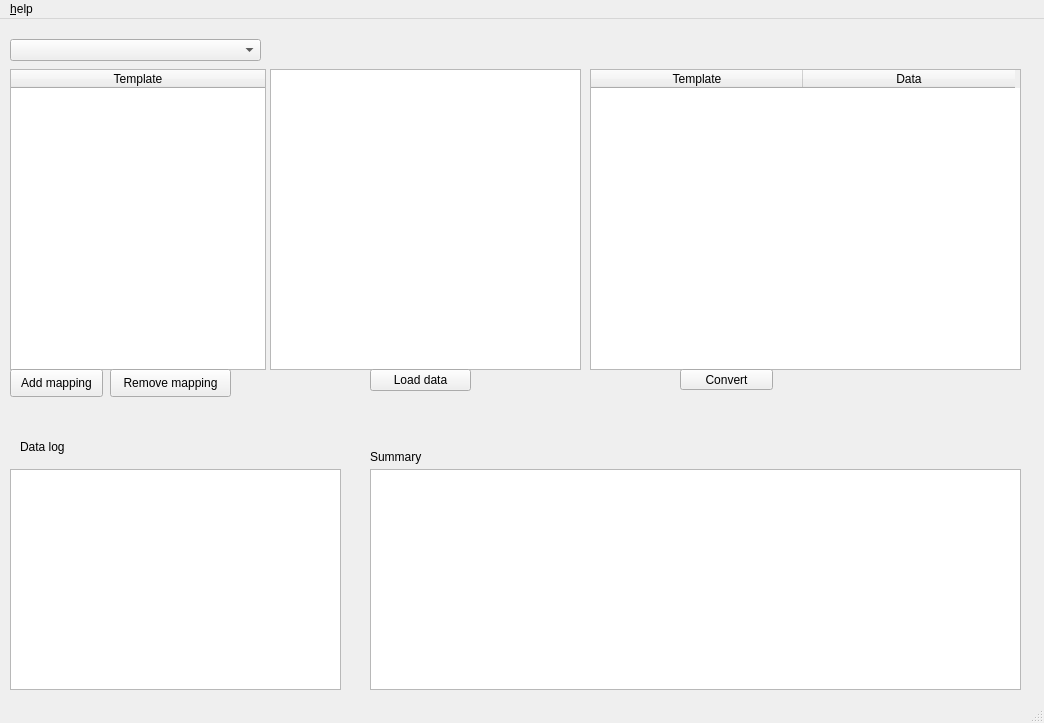
Before: the Qt Designer form ui/CSV_mapper.ui in CNR-DHILab/csv-mapper2Dataspace, drawn with Qt 5.
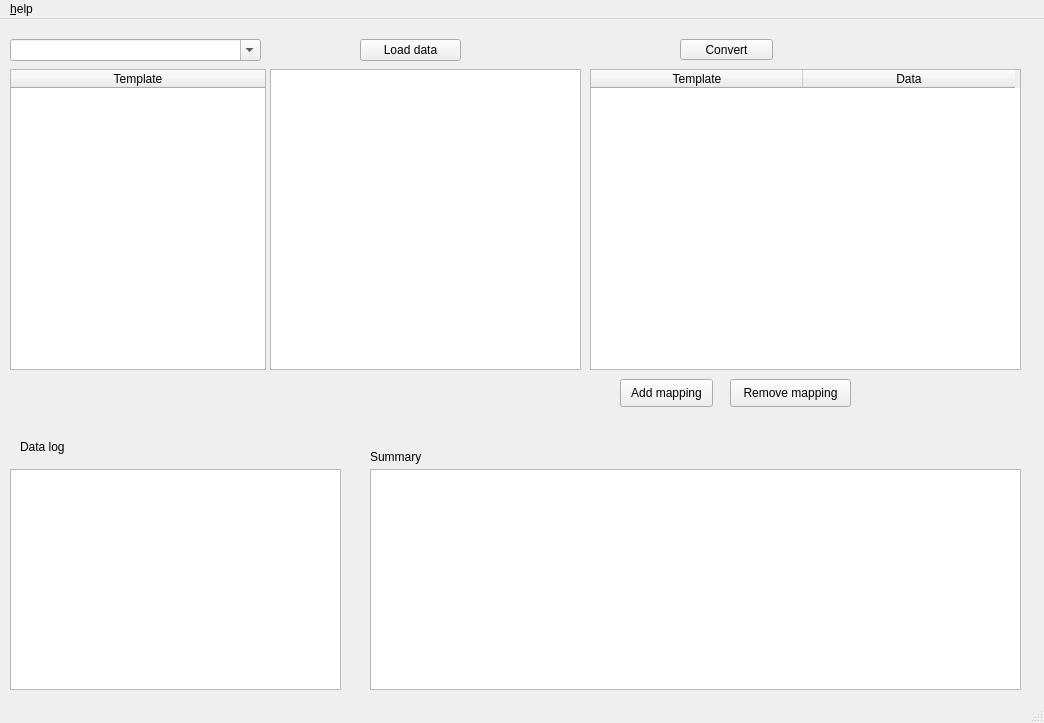
After: the same form once the commit is applied. Icons and pictures are not drawn.

Patch:
```diff
--- a/ui/CSV_mapper.ui
+++ b/ui/CSV_mapper.ui
@@ -114,8 +114,8 @@
    <widget class="QToolButton" name="toolButton_load">
     <property name="geometry">
      <rect>
-      <x>370</x>
-      <y>350</y>
+      <x>360</x>
+      <y>20</y>
       <width>101</width>
       <height>22</height>
      </rect>
@@ -139,6 +139,12 @@
       <verstretch>0</verstretch>
      </sizepolicy>
     </property>
+    <property name="editable">
+     <bool>true</bool>
+    </property>
+    <property name="currentText">
+     <string/>
+    </property>
     <property name="currentIndex">
      <number>-1</number>
     </property>
@@ -153,7 +159,7 @@
     <property name="geometry">
      <rect>
       <x>680</x>
-      <y>350</y>
+      <y>20</y>
       <width>93</width>
       <height>21</height>
      </rect>
@@ -211,8 +217,8 @@
    <widget class="QPushButton" name="add_mapping">
     <property name="geometry">
      <rect>
-      <x>10</x>
-      <y>350</y>
+      <x>620</x>
+      <y>360</y>
       <width>93</width>
       <height>28</height>
      </rect>
@@ -224,8 +230,8 @@
    <widget class="QPushButton" name="remove_mapping">
     <property name="geometry">
      <rect>
-      <x>110</x>
-      <y>350</y>
+      <x>730</x>
+      <y>360</y>
       <width>121</width>
       <height>28</height>
      </rect>
```
